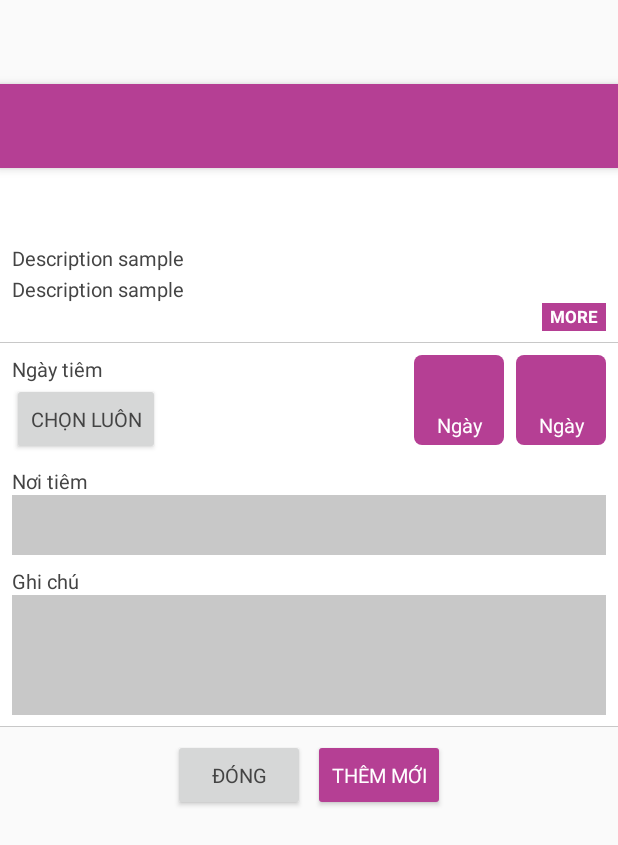
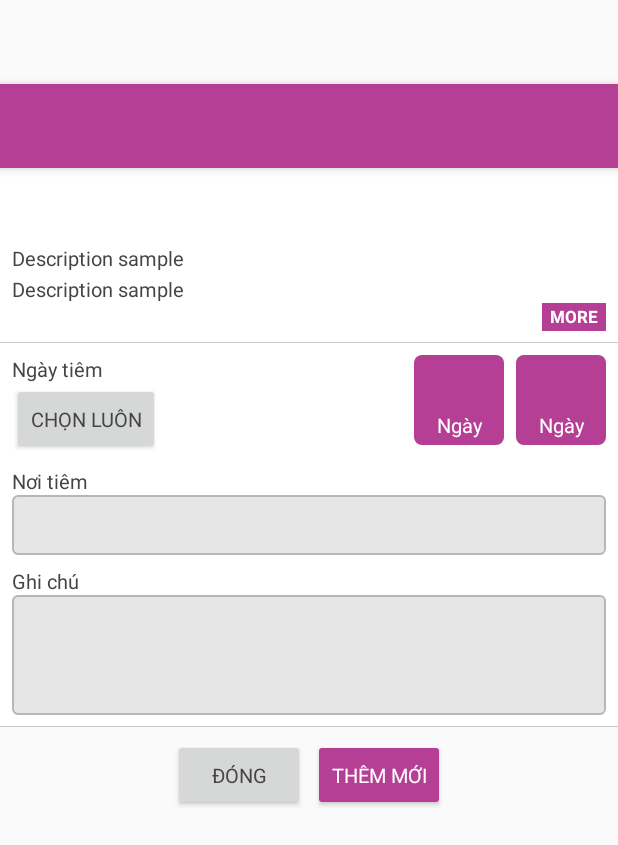
Before and after one commit to thuyld1/Application, an Android app: the layout vaccinations_add_plan.xml on its own in the app's theme, with its tools: preview values and no code run, on a phone screen of 412 x 824 dp. Shown: the top 845 px of the screen. Run offline under Robolectric (Android 15) with nearby library versions, the phone set to English and light mode, and no system bars; network calls fail.

Commit message:
app layout: apply style for text, change UI for app

```diff
--- /dev/null
+++ b/MevaBe/app/src/main/res/drawable/bg_edit_text.xml
@@ -0,0 +1,13 @@
+<?xml version="1.0" encoding="utf-8"?>
+<shape xmlns:android="http://schemas.android.com/apk/res/android"
+       android:shape="rectangle">
+    <solid android:color="@color/editTextBG"/>
+    <corners
+        android:bottomLeftRadius="3dp"
+        android:bottomRightRadius="3dp"
+        android:topLeftRadius="3dp"
+        android:topRightRadius="3dp"/>
+    <stroke
+        android:width="1dp"
+        android:color="@color/editTextBorder"/>
+</shape>
--- a/MevaBe/app/src/main/res/layout/vaccinations_add_plan.xml
+++ b/MevaBe/app/src/main/res/layout/vaccinations_add_plan.xml
@@ -138,16 +138,14 @@
 
             <EditText
                 android:id="@+id/in_place"
-                style="@style/TextBase"
+                style="@style/TextEditField"
                 android:layout_width="match_parent"
                 android:layout_height="40dp"
-                android:background="@color/colorSeperate"
                 android:imeOptions="actionNext"
+                android:inputType="text"
                 android:maxLength="100"
                 android:maxLines="1"
-                android:nextFocusForward="@+id/in_note"
-                android:paddingLeft="5dp"
-                android:paddingRight="5dp"/>
+                android:nextFocusForward="@+id/in_note"/>
 
             <!-- Setting Note -->
             <TextView
@@ -161,15 +159,12 @@
 
             <EditText
                 android:id="@+id/in_note"
-                style="@style/TextBase"
+                style="@style/TextEditField"
                 android:layout_width="match_parent"
                 android:layout_height="80dp"
-                android:background="@color/colorSeperate"
                 android:imeOptions="actionDone"
                 android:maxLength="200"
-                android:maxLines="3"
-                android:paddingLeft="5dp"
-                android:paddingRight="5dp"/>
+                android:maxLines="3"/>
         </LinearLayout>
 
         <!-- Finish button -->
--- a/MevaBe/app/src/main/res/values/colors.xml
+++ b/MevaBe/app/src/main/res/values/colors.xml
@@ -7,4 +7,8 @@
     <color name="colorBG">#ffffff</color>
     <color name="colorSeperate">#c8c8c8</color>
     <color name="colorGreen">#67935d</color>
+
+    <color name="editTextBG">#e7e6e6</color>
+    <color name="editTextBorder">#b7b7b7</color>
+
 </resources>
--- a/MevaBe/app/src/main/res/values/styles.xml
+++ b/MevaBe/app/src/main/res/values/styles.xml
@@ -32,6 +32,14 @@
         <item name="android:textColor">#fff</item>
     </style>
 
+    <style name="TextBig" parent="@style/TextBase">
+        <item name="android:textSize">16sp</item>
+    </style>
+
+    <style name="TextBigBold" parent="@style/TextNormalBold">
+        <item name="android:textSize">16sp</item>
+    </style>
+
     <style name="TextMoreInfo" parent="@style/TextAppearance.AppCompat.Headline">
         <item name="android:textColor">#fff</item>
         <item name="android:textSize">11sp</item>
@@ -44,12 +52,18 @@
         <item name="android:paddingRight">5dp</item>
     </style>
 
-    <style name="TextBig" parent="@style/TextBase">
-        <item name="android:textSize">16sp</item>
+    <style name="TextNoData" parent="@style/TextBase">
+        <item name="android:textAllCaps">true</item>
+        <item name="android:textSize">32sp</item>
+        <item name="android:textColor">#9b9a9a</item>
     </style>
 
-    <style name="TextBigBold" parent="@style/TextNormalBold">
-        <item name="android:textSize">16sp</item>
+    <style name="TextEditField" parent="@style/TextBase">
+        <item name="android:background">@drawable/bg_edit_text</item>
+        <item name="android:paddingLeft">5dp</item>
+        <item name="android:paddingRight">5dp</item>
+
     </style>
 
+
 </resources>
```
Also changed, not shown: MevaBe/app/src/main/java/com/android/mevabe/doctor/DoctorsMain.java (+14 -3 lines), MevaBe/app/src/main/res/layout/doctors.xml (+47 -2 lines), MevaBe/app/src/main/res/layout/vaccinations.xml (+2 -6 lines), MevaBe/app/src/main/res/layout/vaccinations_edit_plan.xml (+4 -9 lines).
